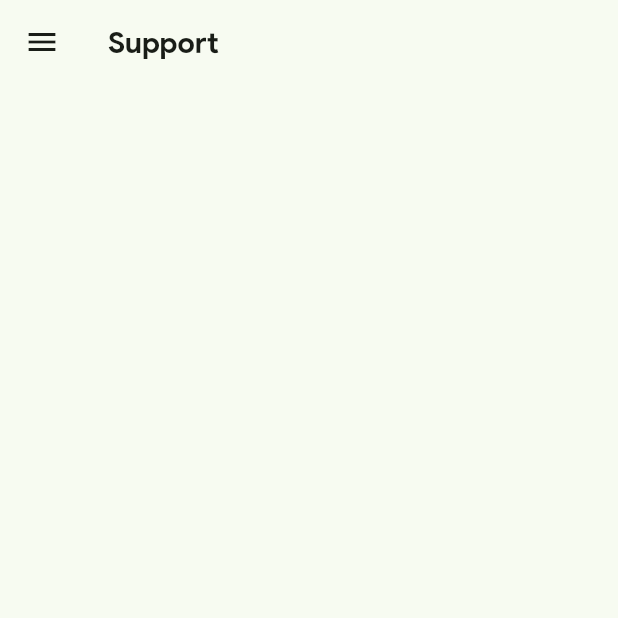
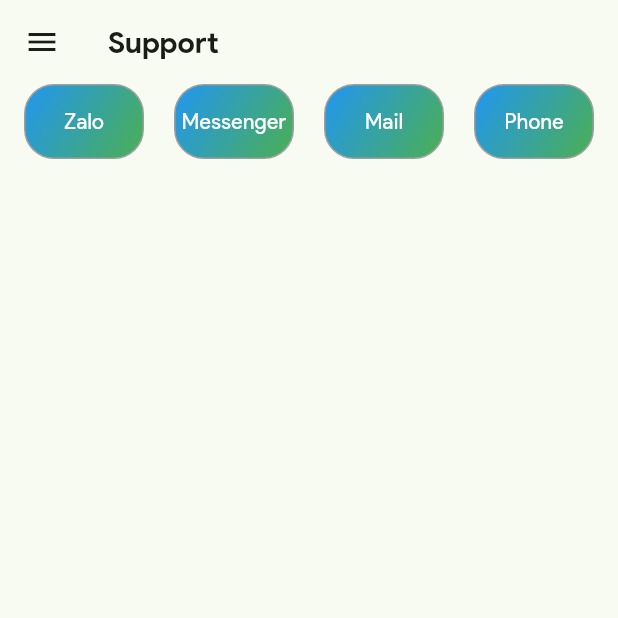
Before and after one commit to hanh2fpts/fluxstore, a Flutter app: the SupportPage screen opened by its route, on a phone screen of 412 x 824 dp, the top half of it. Run offline on Flutter 3.47's test engine with Material 2 defaults, Android fonts, the phone set to English and light mode, and no system bars; our stand-ins replace carousel_slider, flutter_bloc, flutter_secure_storage, flutter_svg, get_it, reorderables and 2 more; accounts and stored records are empty.

Commit message:
update project

```diff
--- a/lib/app_config/route_config.dart
+++ b/lib/app_config/route_config.dart
@@ -1,4 +1,7 @@
 import 'package:flutter/cupertino.dart';
+import 'package:fluxstore/presentation/account/forgot_password_page.dart';
+import 'package:fluxstore/presentation/account/log_in_page.dart';
+import 'package:fluxstore/presentation/account/sign_up_page.dart';
 import 'package:fluxstore/presentation/profile/profile_setting_page.dart';
 import 'package:fluxstore/presentation/setting/setting_color.dart';
 import 'package:fluxstore/presentation/sidebar/about_page.dart';
@@ -33,6 +36,12 @@ Route generateRoutes(RouteSettings settings) {
       return CupertinoPageRoute(builder: (context) => const SettingColor());
     case ProfileSettingPage.routeName:
       return CupertinoPageRoute(builder: (context) => const ProfileSettingPage());
+    case SignUpPage.routeName:
+      return CupertinoPageRoute(builder: (context) => const SignUpPage());
+    case LoginPage.routeName:
+      return CupertinoPageRoute(builder: (context) => const LoginPage());
+    case ForgotPasswordPage.routeName:
+      return CupertinoPageRoute(builder: (context) => const ForgotPasswordPage());
     default:
       return CupertinoPageRoute(builder: (context) => const HomePage());
   }
--- a/lib/presentation/overview/overview_page.dart
+++ b/lib/presentation/overview/overview_page.dart
@@ -1,9 +1,9 @@
 import 'package:carousel_slider/carousel_slider.dart';
 import 'package:flutter/material.dart';
 import 'package:flutter_svg/flutter_svg.dart';
+import 'package:reorderables/reorderables.dart';
 import 'package:fluxstore/model/intro_model.dart';
 import 'package:fluxstore/model/item_model.dart';
-import 'package:reorderables/reorderables.dart';
 
 class OverviewPage extends StatefulWidget {
   const OverviewPage({super.key});
--- a/lib/presentation/profile/profile_setting_page.dart
+++ b/lib/presentation/profile/profile_setting_page.dart
@@ -16,7 +16,8 @@ class ProfileSettingPage extends StatelessWidget {
           ),
         ),
       ),
-      body: Padding(
+      body: SingleChildScrollView(
+        child: Padding(
           padding: const EdgeInsets.all(20),
           child: Column(
             crossAxisAlignment: CrossAxisAlignment.center,
@@ -161,6 +162,7 @@ class ProfileSettingPage extends StatelessWidget {
             ],
           ),
         ),
+      ),
       bottomNavigationBar: SizedBox(
         height: size.height / 4,
         child: Center(
--- a/lib/presentation/sidebar/support_page.dart
+++ b/lib/presentation/sidebar/support_page.dart
@@ -1,9 +1,42 @@
 import 'package:flutter/material.dart';
 import 'package:fluxstore/presentation/menu/menu_page.dart';
+import 'package:url_launcher/url_launcher.dart';
 
-class SupportPage extends StatelessWidget {
+class SupportPage extends StatefulWidget {
   const SupportPage({super.key});
   static const String routeName = 'support_page';
+
+  @override
+  State<SupportPage> createState() => _SupportPageState();
+}
+
+class _SupportPageState extends State<SupportPage> {
+  String? encodeQueryParameters(Map<String, String> params) {
+    return params.entries
+        .map((MapEntry<String, String> e) => '${Uri.encodeComponent(e.key)}=${Uri.encodeComponent(e.value)}')
+        .join('&');
+  }
+
+  Future<void> _launchZalo() async {
+    if (!await launchUrl(Uri.parse('https://zalo.me/0327995213'))) {
+      throw Exception('Could not launch');
+    }
+  }
+
+  void _launchMessenger() async {
+    const url = 'http://m.me/hunghakma';
+    if (await canLaunchUrl(Uri.parse(url))) {
+      await launchUrl(Uri.parse(url));
+    } else {
+      const webUrl = 'https://www.facebook.com/messages/t/hunghakma';
+      if (await canLaunchUrl(Uri.parse(webUrl))) {
+        await launchUrl(Uri.parse(webUrl));
+      } else {
+        throw 'Could not launch $url';
+      }
+    }
+  }
+
   @override
   Widget build(BuildContext context) {
     final GlobalKey<ScaffoldState> scaffoldKey = GlobalKey<ScaffoldState>();
@@ -23,8 +56,74 @@ class SupportPage extends StatelessWidget {
           icon: const Icon(Icons.menu),
         ),
       ),
-
-      body: Container(),
+      body: Align(
+        alignment: Alignment.topCenter,
+        child: Wrap(
+          spacing: 20,
+          children: [
+            GestureDetector(
+              onTap: () => _launchZalo(),
+              child: const ContainerWidget(title: 'Zalo'),
+            ),
+            GestureDetector(
+              onTap: () => _launchMessenger(),
+              child: const ContainerWidget(title: 'Messenger'),
+            ),
+            GestureDetector(
+              onTap: () async {
+                final Uri emailLaunchUri = Uri(
+                  scheme: 'mailto',
+                  path: 'fpts@gmail.com',
+                  query: encodeQueryParameters(<String, String>{
+                    'subject': 'Example Subject & Symbols are allowed!',
+                  }),
+                );
+                if (!await launchUrl(emailLaunchUri)) {
+                  throw Exception('loi mail');
+                }
+              },
+              child: const ContainerWidget(title: 'Mail'),
+            ),
+            GestureDetector(
+                onTap: () async {
+                  if (!await launchUrl(Uri.parse('tel:+84327995213'))) {
+                    throw Exception('loi click goi dien');
+                  }
+                },
+                child: const ContainerWidget(title: 'Phone')),
+          ],
+        ),
+      ),
     );
   }
 }
+
+class ContainerWidget extends StatelessWidget {
+  const ContainerWidget({
+    super.key,
+    required this.title,
+  });
+  final String title;
+  @override
+  Widget build(BuildContext context) {
+    return Container(
+      height: 50,
+      width: 80,
+      decoration: BoxDecoration(
+        border: Border.all(color: Colors.grey),
+        borderRadius: BorderRadius.circular(20),
+        gradient: const LinearGradient(
+          colors: [Colors.blue, Colors.green],
+          begin: Alignment.topLeft,
+          end: Alignment.bottomRight,
+        ),
+      ),
+      child: Center(
+        child: Text(
+          title,
+          style: const TextStyle(color: Colors.white),
+        ),
+      ),
+    );
+  }
+}
--- a/lib/presentation/widget/search_bar_widget.dart
+++ b/lib/presentation/widget/search_bar_widget.dart
@@ -1,5 +1,4 @@
 import 'package:flutter/material.dart';
-import 'package:flutter_svg/flutter_svg.dart';
 import 'package:fluxstore/presentation/discover/search_page.dart';
 
 class SearchBarWidget extends StatelessWidget {
--- a/pubspec.yaml
+++ b/pubspec.yaml
@@ -43,6 +43,8 @@ dependencies:
   get_it: ^7.6.0
   shared_preferences: ^2.2.0
   reorderables: ^0.6.0
+  external_app_launcher: ^3.1.0
+  url_launcher: ^6.1.14
 dev_dependencies:
   flutter_test:
     sdk: flutter
```
Also changed, not shown: lib/presentation/account/forgot_password_page.dart (added, +25 -0 lines), lib/presentation/account/log_in_page.dart (added, +123 -0 lines), lib/presentation/account/sign_up_page.dart (added, +149 -0 lines), lib/presentation/profile/profile_page.dart (+35 -26 lines), lib/presentation/setting/setting_noti_page.dart (+9 -9 lines), assets/icons/apple_icon.svg (added), assets/icons/facebook_icon.svg (added), assets/icons/google_icon.svg (added), pubspec.lock, 4 other files. Lines whose indentation alone changed are shown as unchanged.
